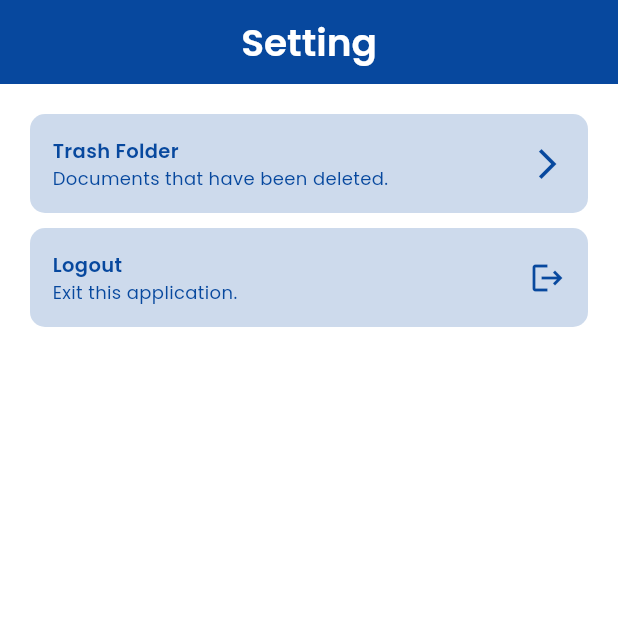
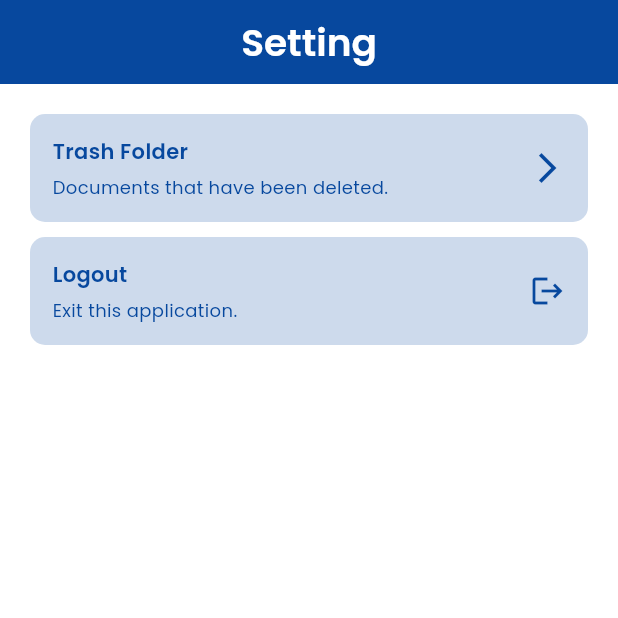
Before and after one commit to Akhdan1998/ocr, a Flutter app: the Pengaturan screen opened directly, on a phone screen of 412 x 824 dp, the top half of it. Run offline on Flutter 3.47's test engine with Material 3 defaults, Android fonts, the phone set to English and light mode, and no system bars; our stand-ins replace barcode_widget, camera, cloud_firestore, delightful_toast, dio, firebase_auth and 10 more; missing offline and left inert: docx_template, google_ml_kit, translator; accounts and stored records are empty; network calls fail.

```diff
--- a/lib/pages.dart
+++ b/lib/pages.dart
@@ -21,7 +21,7 @@ import 'package:intl/intl.dart';
 import 'package:loader_overlay/loader_overlay.dart';
 import 'package:open_file/open_file.dart';
 import 'package:path_provider/path_provider.dart';
-import 'package:pdf/pdf.dart';
+// import 'package:pdf/pdf.dart';
 import 'package:pdf/widgets.dart' as pw;
 import 'package:image/image.dart' as img;
 import 'package:share_plus/share_plus.dart';
@@ -40,7 +40,6 @@ part 'pages/beranda.dart';
 part 'pages/file_saya.dart';
 part 'pages/detail_ocr.dart';
 part 'pages/tindakan.dart';
-part 'pages/translate.dart';
 part 'pages/pengaturan.dart';
 part 'pages/ocr.dart';
 part 'pages/qrcode.dart';
--- a/lib/pages/pengaturan.dart
+++ b/lib/pages/pengaturan.dart
@@ -56,9 +56,34 @@ class _PengaturanState extends State<Pengaturan> {
         padding: EdgeInsets.only(top: 20, left: 20, right: 20),
         child: Column(
           children: [
-            Container(
-              padding:
-                  EdgeInsets.only(left: 15, right: 15, top: 15, bottom: 15),
+            _buildMenuItem(
+              title: 'Trash Folder',
+              subtitle: 'Documents that have been deleted.',
+              icon: Icons.arrow_forward_ios,
+              onTap: () {},
+            ),
+            const SizedBox(height: 10),
+            _buildMenuItem(
+              title: 'Logout',
+              subtitle: 'Exit this application.',
+              icon: Icons.logout,
+              onTap: () => logout(context),
+            ),
+          ],
+        ),
+      ),
+    );
+  }
+  Widget _buildMenuItem({
+    required String title,
+    required String subtitle,
+    required IconData icon,
+    required VoidCallback onTap,
+  }) {
+    return GestureDetector(
+      onTap: onTap,
+      child: Container(
+        padding: EdgeInsets.all(15),
         decoration: BoxDecoration(
           borderRadius: BorderRadius.circular(10),
           color: '07489E'.toColor().withOpacity(0.2),
@@ -70,15 +95,16 @@ class _PengaturanState extends State<Pengaturan> {
               crossAxisAlignment: CrossAxisAlignment.start,
               children: [
                 Text(
-                        'Trash Folder',
+                  title,
                   style: StyleText(
                     color: '07489E'.toColor(),
                     fontWeight: FontWeight.w600,
-                          fontSize: 13,
+                    fontSize: 14,
                   ),
                 ),
+                SizedBox(height: 5),
                 Text(
-                        'Documents that have been deleted.',
+                  subtitle,
                   style: StyleText(
                     color: '07489E'.toColor(),
                     fontSize: 12,
@@ -87,54 +113,8 @@ class _PengaturanState extends State<Pengaturan> {
               ],
             ),
             Icon(
-                    Icons.arrow_forward_ios,
+              icon,
               color: '07489E'.toColor(),
-                  ),
-                ],
-              ),
-            ),
-            SizedBox(height: 10),
-            GestureDetector(
-              onTap: () {
-                logout(context);
-              },
-              child: Container(
-                padding:
-                    EdgeInsets.only(left: 15, right: 15, top: 15, bottom: 15),
-                decoration: BoxDecoration(
-                  borderRadius: BorderRadius.circular(10),
-                  color: '07489E'.toColor().withOpacity(0.2),
-                ),
-                child: Row(
-                  mainAxisAlignment: MainAxisAlignment.spaceBetween,
-                  children: [
-                    Column(
-                      crossAxisAlignment: CrossAxisAlignment.start,
-                      children: [
-                        Text(
-                          'Logout',
-                          style: StyleText(
-                            color: '07489E'.toColor(),
-                            fontWeight: FontWeight.w600,
-                            fontSize: 13,
-                          ),
-                        ),
-                        Text(
-                          'Exit this application.',
-                          style: StyleText(
-                            color: '07489E'.toColor(),
-                            fontSize: 12,
-                          ),
-                        ),
-                      ],
-                    ),
-                    Icon(
-                      Icons.logout,
-                      color: '07489E'.toColor(),
-                    ),
-                  ],
-                ),
-              ),
             ),
           ],
         ),
```
Also changed, not shown: lib/pages/tindakan.dart (+142 -76 lines), lib/pages/translate.dart (deleted, +0 -260 lines), assets/docs.png (added). Lines whose indentation alone changed are shown as unchanged.
